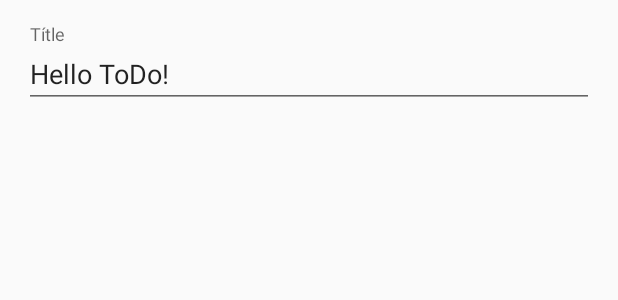
After one commit to AlfredoBejarano/Retrofit-LiveData-Adapter, an Android app: the layout fragment_to_do.xml on its own in the app's theme, with its tools: preview values and no code run, on a phone screen of 412 x 824 dp. The commit adds this screen. Shown: the top 300 px of the screen. Run offline under Robolectric (Android 15) with nearby library versions, the phone set to English and light mode, and no system bars.

```diff
--- /dev/null
+++ b/app/src/main/res/layout/fragment_to_do.xml
@@ -0,0 +1,19 @@
+<?xml version="1.0" encoding="utf-8"?>
+<layout
+        xmlns:android="http://schemas.android.com/apk/res/android" xmlns:tools="http://schemas.android.com/tools">
+    <data>
+        <variable name="todo" type="me.alfredobejarano.livedataconverterdemo.data.ToDo"/>
+    </data>
+    <com.google.android.material.textfield.TextInputLayout android:layout_width="match_parent"
+                                                           android:layout_height="wrap_content"
+                                                           android:padding="16dp">
+        <com.google.android.material.textfield.TextInputEditText
+                android:focusable="false"
+                android:text="@{todo.title}"
+                android:hint="@string/title"
+                tools:text="Hello ToDo!"
+                android:focusableInTouchMode="false"
+                android:layout_width="match_parent"
+                android:layout_height="wrap_content"/>
+    </com.google.android.material.textfield.TextInputLayout>
+</layout>
--- a/app/src/main/res/values/strings.xml
+++ b/app/src/main/res/values/strings.xml
@@ -1,3 +1,5 @@
 <resources>
     <string name="app_name">Retrofit LiveDataConverter Demo</string>
+    <string name="title">Títle</string>
+    <string name="oopsie">oopsie, something wrong happened!</string>
 </resources>
```
Also changed, not shown: app/src/main/java/me/alfredobejarano/livedataconverterdemo/MainActivity.kt (+10 -43 lines), app/src/main/java/me/alfredobejarano/livedataconverterdemo/ToDoFragment.kt (added, +80 -0 lines), app/src/main/java/me/alfredobejarano/livedataconverterdemo/ToDoListFragment.kt (+10 -1 lines), app/src/main/java/me/alfredobejarano/livedataconverterdemo/adapter/ToDoAdapter.kt (+16 -0 lines), app/src/main/java/me/alfredobejarano/livedataconverterdemo/utilities/Injector.kt (+11 -1 lines), app/src/main/res/layout/activity_main.xml (added, +32 -0 lines), app/src/main/res/layout/layout_loading.xml (deleted, +0 -8 lines), app/src/main/res/navigation/app_navigation.xml (added, +16 -0 lines).
